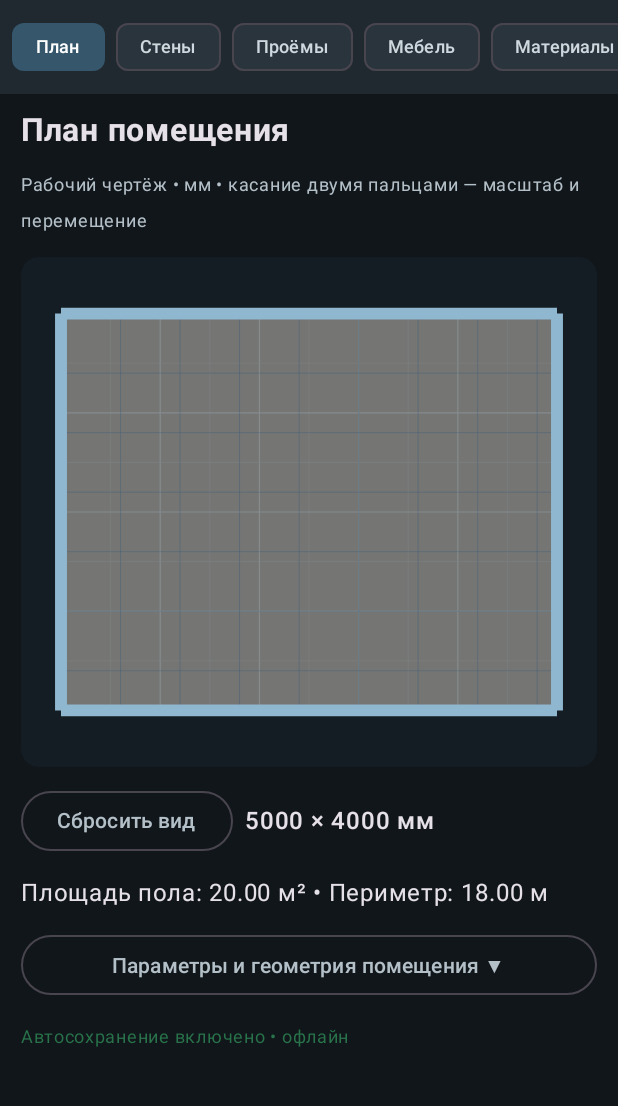
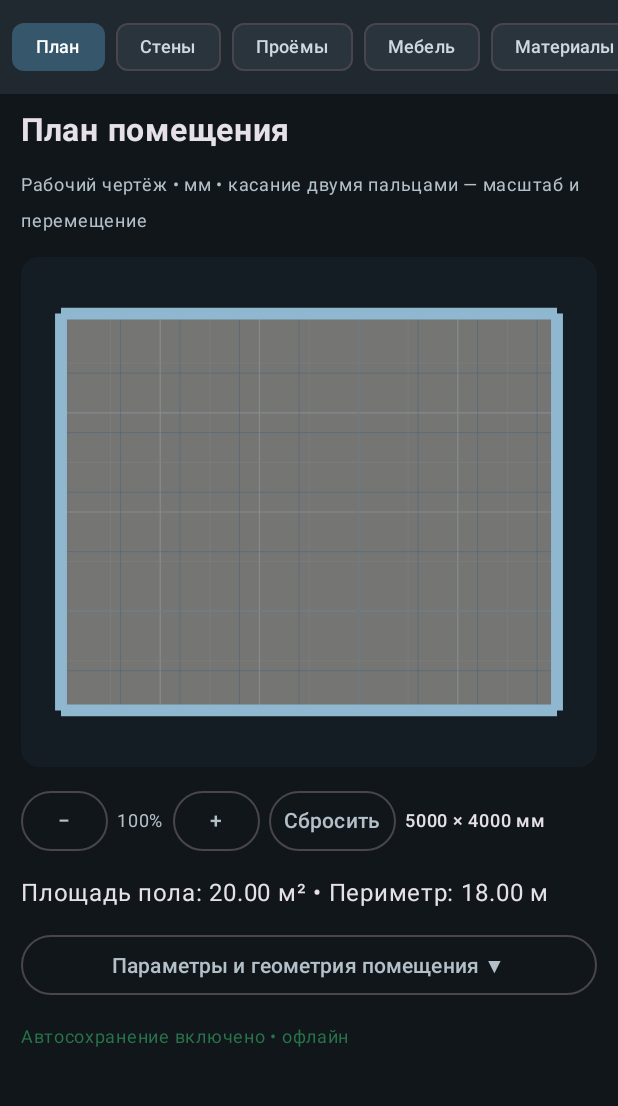
Before and after one commit to Romangold999/PLAN-DESIGN-3D, an Android app built with Jetpack Compose: the screen it shows after launch (MainActivity), on a phone screen of 412 x 824 dp, the part 96-1202 px from its top. Run offline under Robolectric (Android 15) with nearby library versions, the phone set to English and light mode, and no system bars.

Commit message:
Add touch-friendly plan zoom controls

```diff
--- a/app/src/main/java/com/romgold/plandesign3d/MainActivity.kt
+++ b/app/src/main/java/com/romgold/plandesign3d/MainActivity.kt
@@ -305,9 +305,16 @@ private fun PlanEditor(project: ProjectDocument, change: (ProjectDocument) -> Un
             }
         }
     }
-    Row(verticalAlignment = Alignment.CenterVertically, horizontalArrangement = Arrangement.spacedBy(8.dp)) {
-        OutlinedButton(onClick = { zoom = 1f; pan = Offset.Zero }) { Text("Сбросить вид") }
-        Text(project.room.boundsWidthMm.toString() + " × " + project.room.boundsDepthMm + " мм", fontWeight = FontWeight.SemiBold)
+    Row(
+        Modifier.fillMaxWidth().horizontalScroll(rememberScrollState()),
+        verticalAlignment = Alignment.CenterVertically,
+        horizontalArrangement = Arrangement.spacedBy(6.dp)
+    ) {
+        OutlinedButton(onClick = { zoom = (zoom / 1.25f).coerceAtLeast(0.45f) }, contentPadding = PaddingValues(horizontal = 12.dp)) { Text("−") }
+        Text("${(zoom * 100).toInt()}%", color = MaterialTheme.colorScheme.onSurfaceVariant, fontSize = 12.sp)
+        OutlinedButton(onClick = { zoom = (zoom * 1.25f).coerceAtMost(6f) }, contentPadding = PaddingValues(horizontal = 12.dp)) { Text("+") }
+        OutlinedButton(onClick = { zoom = 1f; pan = Offset.Zero }, contentPadding = PaddingValues(horizontal = 10.dp)) { Text("Сбросить") }
+        Text(project.room.boundsWidthMm.toString() + " × " + project.room.boundsDepthMm + " мм", fontWeight = FontWeight.SemiBold, fontSize = 12.sp)
     }
     val metrics = project.room.metrics()
     Text("Площадь пола: %.2f м² • Периметр: %.2f м".format(metrics.floorAreaM2, metrics.perimeterM))
```
